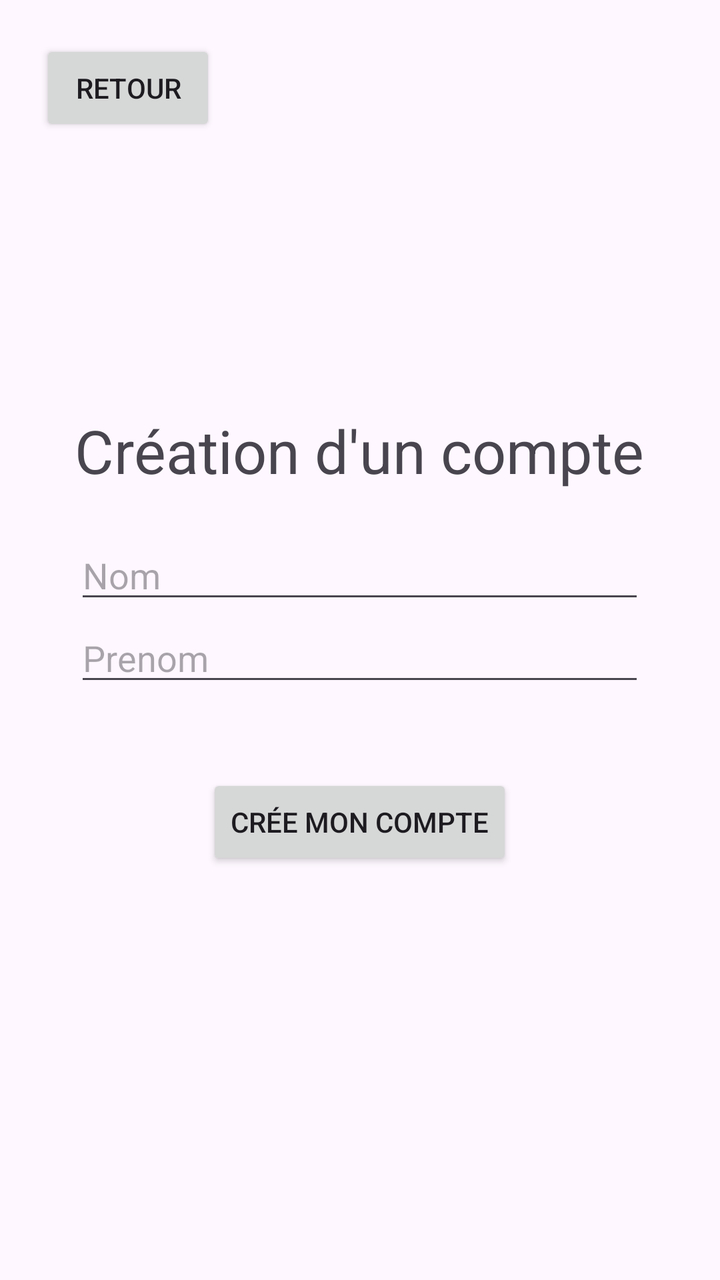
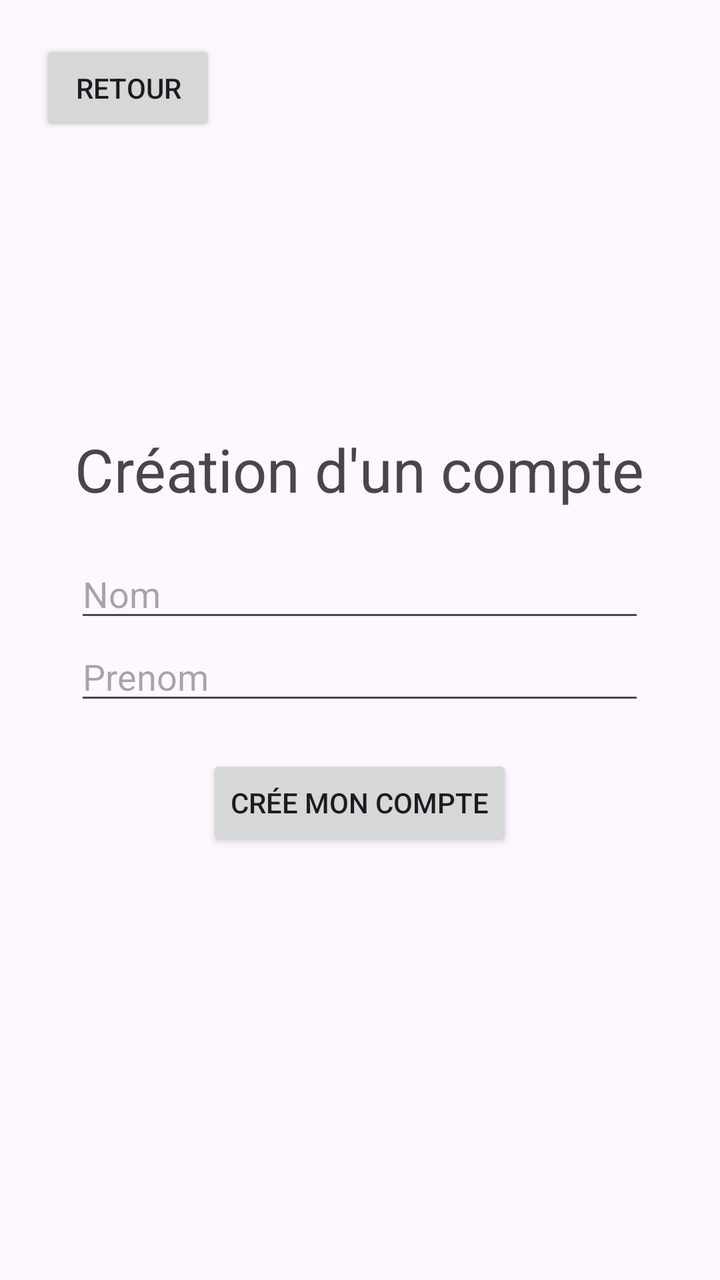

Two renders of the same Android screen: before a commit and after it. Below are the layout's source before the change and the commit's diff.
<!-- AndroidManifest.xml: application theme Theme.MiniProjet -->
<!-- res/layout/activity_creation_de_compte.xml -->
<?xml version="1.0" encoding="utf-8"?>
<RelativeLayout xmlns:android="http://schemas.android.com/apk/res/android"
    xmlns:app="http://schemas.android.com/apk/res-auto"
    xmlns:tools="http://schemas.android.com/tools"
    android:id="@+id/main"
    android:layout_width="match_parent"
    android:layout_height="match_parent"
    tools:context=".CreationDeCompteActivity">

    <Button
        android:layout_width="wrap_content"
        android:layout_height="wrap_content"
        android:text="@string/Creation_button_text_retour"
        android:id="@+id/Creation_button_retour"
        android:layout_margin="20dp"/>

    <LinearLayout
        android:layout_width="wrap_content"
        android:layout_height="wrap_content"
        android:layout_centerInParent="true"
        android:gravity="center"
        android:orientation="vertical">

        <TextView
            android:layout_width="wrap_content"
            android:layout_height="wrap_content"
            android:layout_marginBottom="20dp"
            android:gravity="center"
            android:text="@string/Creation_title"
            android:textSize="30dp" />

        <EditText
            android:id="@+id/Creation_input_login"
            android:layout_width="match_parent"
            android:layout_height="wrap_content"
            android:hint="@string/Creation_nom_hint" />


        <EditText
            android:id="@+id/Creation_input_password"
            android:layout_width="match_parent"
            android:layout_height="wrap_content"
            android:layout_marginBottom="20dp"
            android:hint="@string/Creation_prenom_hint" />

        <TextView
            android:id="@+id/Creation_text_error"
            android:layout_width="match_parent"
            android:layout_height="wrap_content"
            android:gravity="center"
            android:textColor="@android:color/holo_red_dark"/>

        <Button
            android:id="@+id/Creation_button_ok"
            android:layout_width="wrap_content"
            android:layout_height="wrap_content"
            android:text="@string/Creation_button_text" />

    </LinearLayout>

</RelativeLayout>
<!-- resources referenced by this layout -->
<resources>
  <string name="Creation_button_text">Crée mon compte</string>
  <string name="Creation_button_text_retour">Retour</string>
  <string name="Creation_nom_hint">Nom</string>
  <string name="Creation_prenom_hint">Prenom</string>
  <string name="Creation_title">Création d\'un compte</string>
  <style name="Theme.MiniProjet" parent="Base.Theme.MiniProjet" />
  <style name="Base.Theme.MiniProjet" parent="Theme.Material3.DayNight.NoActionBar">
          
          
      </style>
</resources>

<!-- the commit's change to res/layout/activity_creation_de_compte.xml (unified diff, before → after) -->
@@ -30,25 +30,18 @@
             android:textSize="30dp" />
 
         <EditText
-            android:id="@+id/Creation_input_login"
+            android:id="@+id/Creation_input_nom"
             android:layout_width="match_parent"
             android:layout_height="wrap_content"
             android:hint="@string/Creation_nom_hint" />
 
 
         <EditText
-            android:id="@+id/Creation_input_password"
+            android:id="@+id/Creation_input_prenom"
             android:layout_width="match_parent"
             android:layout_height="wrap_content"
             android:layout_marginBottom="20dp"
             android:hint="@string/Creation_prenom_hint" />
-
-        <TextView
-            android:id="@+id/Creation_text_error"
-            android:layout_width="match_parent"
-            android:layout_height="wrap_content"
-            android:gravity="center"
-            android:textColor="@android:color/holo_red_dark"/>
 
         <Button
             android:id="@+id/Creation_button_ok"
